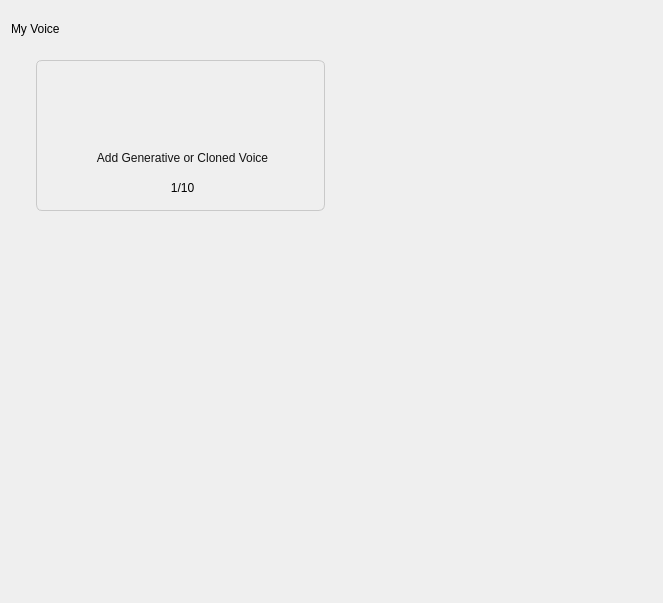
Before: the Qt Designer form widget/Setting/SoundBot/WMyVoicePage.ui in yechaoGitHub/AI, drawn with Qt 5.
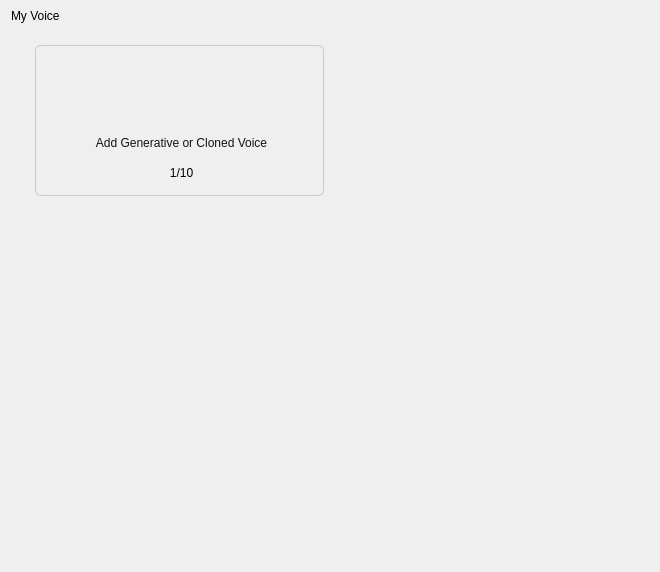
After: the same form once the commit is applied. Icons and pictures are not drawn. Custom widgets are drawn as their Qt base class.

Diff of the .ui file:
```diff
--- a/widget/Setting/SoundBot/WMyVoicePage.ui
+++ b/widget/Setting/SoundBot/WMyVoicePage.ui
@@ -6,10 +6,28 @@
    <rect>
     <x>0</x>
     <y>0</y>
-    <width>663</width>
-    <height>603</height>
+    <width>660</width>
+    <height>572</height>
    </rect>
   </property>
+  <property name="sizePolicy">
+   <sizepolicy hsizetype="Fixed" vsizetype="Fixed">
+    <horstretch>0</horstretch>
+    <verstretch>0</verstretch>
+   </sizepolicy>
+  </property>
+  <property name="minimumSize">
+   <size>
+    <width>660</width>
+    <height>572</height>
+   </size>
+  </property>
+  <property name="maximumSize">
+   <size>
+    <width>660</width>
+    <height>572</height>
+   </size>
+  </property>
   <property name="windowTitle">
    <string>WMyVoicePage</string>
   </property>
@@ -62,8 +80,20 @@
 }</string>
   </property>
   <layout class="QVBoxLayout" name="verticalLayout_2">
+   <property name="topMargin">
+    <number>0</number>
+   </property>
+   <property name="bottomMargin">
+    <number>0</number>
+   </property>
    <item>
     <widget class="QLabel" name="label">
+     <property name="sizePolicy">
+      <sizepolicy hsizetype="Preferred" vsizetype="Fixed">
+       <horstretch>0</horstretch>
+       <verstretch>0</verstretch>
+      </sizepolicy>
+     </property>
      <property name="minimumSize">
       <size>
        <width>120</width>
@@ -94,6 +124,12 @@
      </property>
      <item>
       <widget class="QFrame" name="frame">
+       <property name="sizePolicy">
+        <sizepolicy hsizetype="Preferred" vsizetype="Fixed">
+         <horstretch>0</horstretch>
+         <verstretch>0</verstretch>
+        </sizepolicy>
+       </property>
        <property name="minimumSize">
         <size>
          <width>289</width>
@@ -211,6 +247,12 @@
      </item>
      <item>
       <widget class="WMyVoiceModel" name="widget_2" native="true">
+       <property name="sizePolicy">
+        <sizepolicy hsizetype="Preferred" vsizetype="Fixed">
+         <horstretch>0</horstretch>
+         <verstretch>0</verstretch>
+        </sizepolicy>
+       </property>
        <property name="minimumSize">
         <size>
          <width>289</width>
@@ -229,6 +271,12 @@
    </item>
    <item>
     <widget class="QFrame" name="frame_2">
+     <property name="sizePolicy">
+      <sizepolicy hsizetype="Preferred" vsizetype="Fixed">
+       <horstretch>0</horstretch>
+       <verstretch>0</verstretch>
+      </sizepolicy>
+     </property>
      <property name="minimumSize">
       <size>
        <width>0</width>
@@ -265,6 +313,12 @@
    </item>
    <item>
     <widget class="WPageCtlWidget" name="widget" native="true">
+     <property name="sizePolicy">
+      <sizepolicy hsizetype="Preferred" vsizetype="Fixed">
+       <horstretch>0</horstretch>
+       <verstretch>0</verstretch>
+      </sizepolicy>
+     </property>
      <property name="minimumSize">
       <size>
        <width>0</width>
```
Left out of the diff: 2 changed lines with no effect on the pictures.
